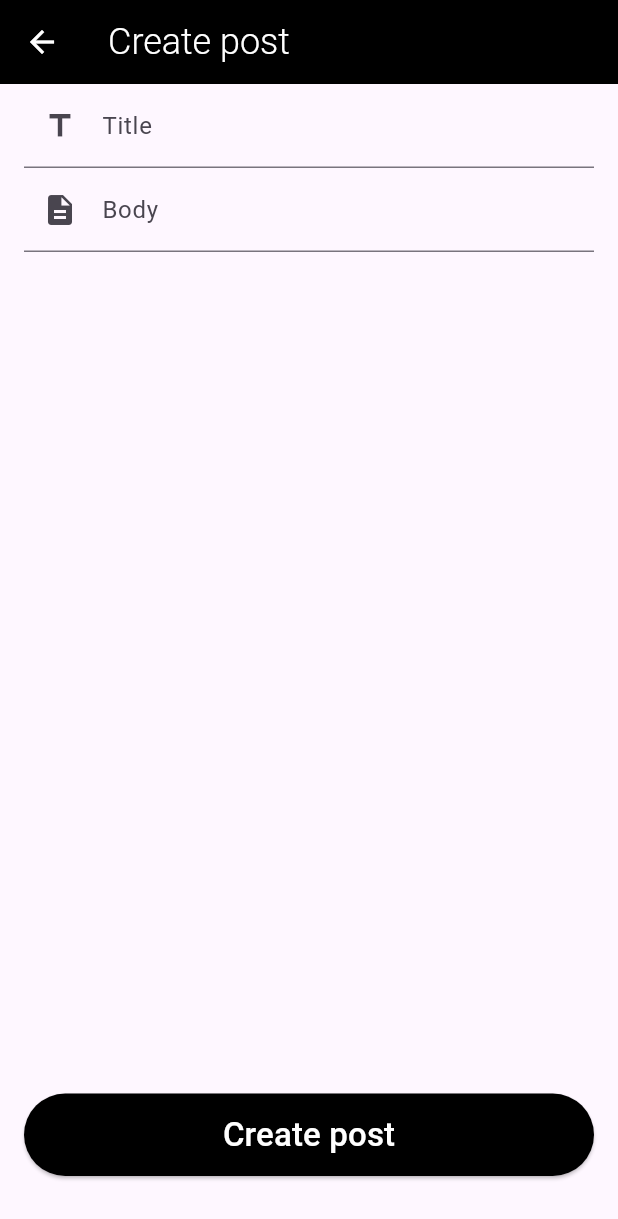
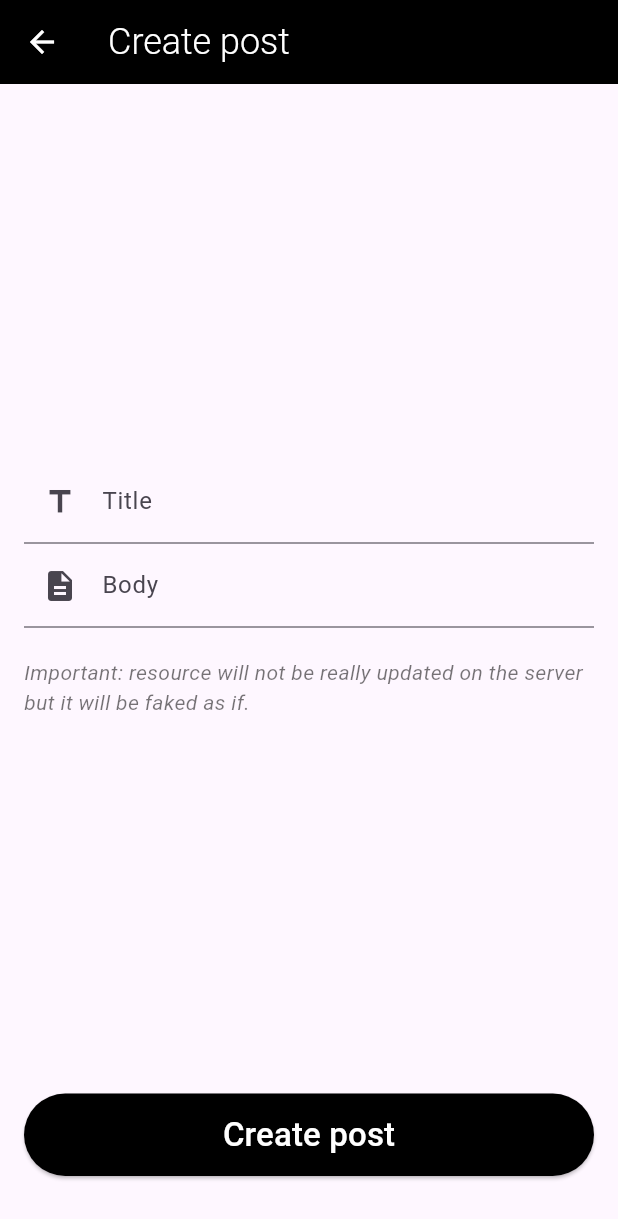
Before and after one commit to NazarenoCavazzon/fudo_challenge, a Flutter app: the CreatePostView screen opened directly, on a phone screen of 412 x 824 dp. Shown: the top 1219 px of the screen. Run offline on Flutter 3.47's test engine with Material 2 defaults, Android fonts, the phone set to English and light mode, and no system bars; our stand-ins replace bloc, equatable, flutter_bloc, go_router, hive, internet_connection_checker and 1 more; missing offline and left inert: very_good_infinite_list; accounts and stored records are empty; generated files the repository leaves out were written again.

Commit message:
chore: errors fixed and clarification added

```diff
--- a/lib/app/view/app.dart
+++ b/lib/app/view/app.dart
@@ -51,6 +51,7 @@ class _AppState extends State<App> {
 
     return GoRouter(
       redirect: (context, state) {
+        final isLogged = widget.dataPersistenceRepository.isLoggedIn;
         if (!isLogged) {
           return LoginPage.route;
         }
--- a/lib/create_post/view/create_post_page.dart
+++ b/lib/create_post/view/create_post_page.dart
@@ -58,6 +58,7 @@ class _CreatePostViewState extends State<CreatePostView> {
               padding: const EdgeInsets.symmetric(horizontal: 16),
               child: Column(
                 children: [
+                  const Spacer(),
                   TextFormField(
                     controller: _titleController,
                     decoration: InputDecoration(
@@ -77,6 +78,14 @@ class _CreatePostViewState extends State<CreatePostView> {
                       prefixIcon: const Icon(Icons.description),
                     ),
                     validator: onValidateField,
+                  ),
+                  const SizedBox(height: 20),
+                  Text(
+                    context.l10n.postCreationWarning,
+                    style: const TextStyle(
+                      fontStyle: FontStyle.italic,
+                      color: Colors.black54,
+                    ),
                   ),
                   const Spacer(),
                   BlocBuilder<CreatePostCubit, CreatePostState>(
--- a/lib/home/widgets/custom_search_delegate.dart
+++ b/lib/home/widgets/custom_search_delegate.dart
@@ -69,6 +69,7 @@ class CustomSearchDelegate extends SearchDelegate<void> {
   Widget buildResults(BuildContext context) {
     if (_debounce?.isActive ?? false) _debounce?.cancel();
     _debounce = Timer(const Duration(milliseconds: 500), () {
+      if (query.isEmpty) return;
       cubit.search(query);
     });
     return BlocConsumer<HomeCubit, HomeState>(
--- a/lib/l10n/arb/app_en.arb
+++ b/lib/l10n/arb/app_en.arb
@@ -17,5 +17,6 @@
     "title": "Title",
     "body": "Body",
     "postHasBeenCreated": "The post has been created!",
-    "anErrorOcurredCreatingThePost": "An error ocurred while creating the post"
+    "anErrorOcurredCreatingThePost": "An error ocurred while creating the post",
+    "postCreationWarning": "Important: resource will not be really updated on the server but it will be faked as if."
 }
--- a/lib/l10n/arb/app_es.arb
+++ b/lib/l10n/arb/app_es.arb
@@ -17,5 +17,6 @@
     "title": "Titulo",
     "body": "Contenido",
     "postHasBeenCreated": "¡El post se creo correctamente!",
-    "anErrorOcurredCreatingThePost": "Ocurrio un error creando el post"
+    "anErrorOcurredCreatingThePost": "Ocurrio un error creando el post",
+    "postCreationWarning": "Importante: el recurso no se actualizará realmente en el servidor, pero será falsificado como si lo fuera."
 }
```
